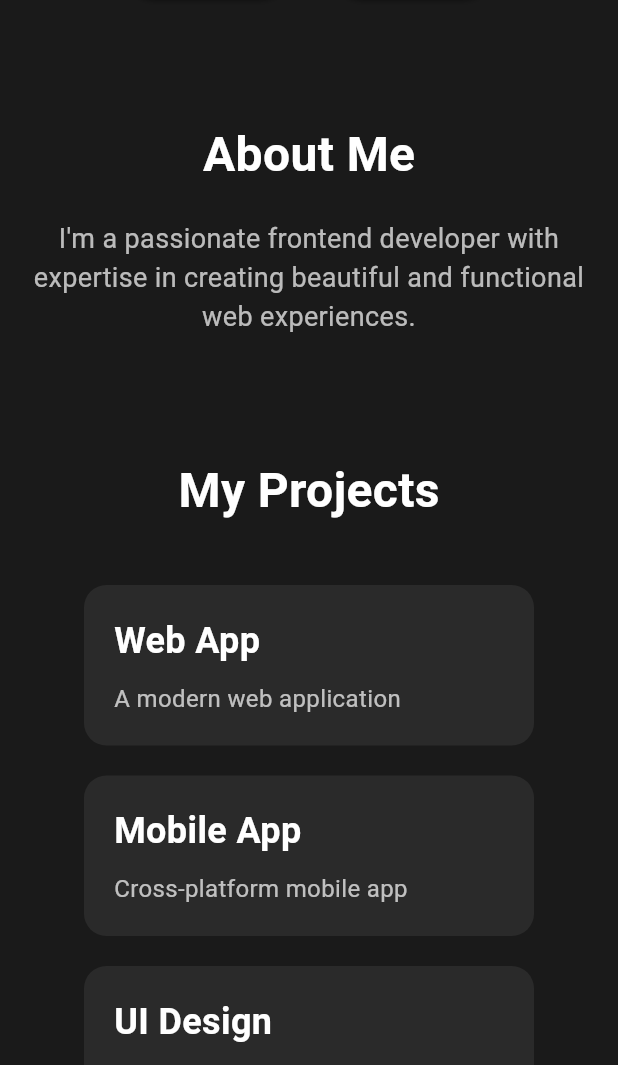
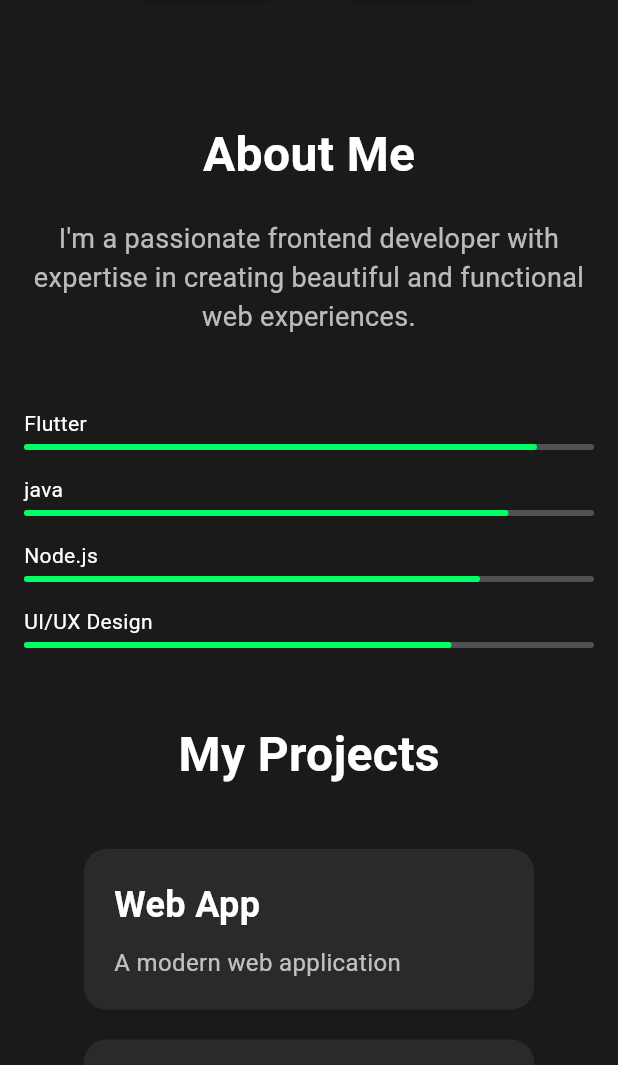
Before and after one commit to rakesh-nv/rakesh_portfolio, a Flutter app: the screen it shows after launch, scrolled down 576 dp, on a phone screen of 412 x 824 dp, the part 171-1236 px from its top. Run offline on Flutter 3.47's test engine with Material 3 defaults, Android fonts, the phone set to English and light mode, and no system bars; our stand-ins replace font_awesome_flutter.

Commit message:
added skills

```diff
--- a/lib/home_screen.dart
+++ b/lib/home_screen.dart
@@ -12,7 +12,8 @@ class _HomeScreenState extends State<HomeScreen> {
   final ScrollController _scrollController = ScrollController();
   final GlobalKey _homeKey = GlobalKey();
   final GlobalKey _aboutKey = GlobalKey();
-  final GlobalKey _servicesKey = GlobalKey();
+  final GlobalKey _skillsKey = GlobalKey();
+  final GlobalKey _projectKey = GlobalKey();
   final GlobalKey _contactKey = GlobalKey();
 
   void _scrollToSection(GlobalKey key) {
@@ -66,23 +67,19 @@ class _HomeScreenState extends State<HomeScreen> {
                       TextButton(
                           onPressed: () => _scrollToSection(_homeKey),
                           child: const Text('Home',
-                            style: TextStyle(color: Colors.white)),
-                      ),
+                              style: TextStyle(color: Colors.white))),
                       TextButton(
                           onPressed: () => _scrollToSection(_aboutKey),
                           child: const Text('About',
-                            style: TextStyle(color: Colors.white)),
-                      ),
+                              style: TextStyle(color: Colors.white))),
                       TextButton(
-                        onPressed: () => _scrollToSection(_servicesKey),
-                        child: const Text('Services',
-                            style: TextStyle(color: Colors.white)),
-                      ),
+                          onPressed: () => _scrollToSection(_projectKey),
+                          child: const Text('Projects',
+                              style: TextStyle(color: Colors.white))),
                       TextButton(
                           onPressed: () => _scrollToSection(_contactKey),
                           child: const Text('Contact',
-                            style: TextStyle(color: Colors.white)),
-                      ),
+                              style: TextStyle(color: Colors.white))),
                       const SizedBox(width: 20),
                       _socialIcon(FontAwesomeIcons.github),
                       _socialIcon(FontAwesomeIcons.linkedin),
@@ -95,11 +92,8 @@ class _HomeScreenState extends State<HomeScreen> {
               delegate: SliverChildListDelegate([
                 Container(key: _homeKey, child: _buildHeroSection(context)),
                 Container(key: _aboutKey, child: _buildAboutSection(context)),
-                Container(key: _servicesKey, child: _buildProjectsSection(context)),
-                _skillItem('Flutter', 0.9),
-                _skillItem('React', 0.85),
-                _skillItem('Node.js', 0.8),
-                _skillItem('UI/UX Design', 0.75),
+                Container(key: _skillsKey, child: _buildSkillsSection(context)),
+                Container(key: _projectKey, child: _buildProjectsSection(context)),
                 Container(key: _contactKey, child: _buildContactSection(context)),
               ]),
             ),
@@ -155,8 +149,7 @@ class _HomeScreenState extends State<HomeScreen> {
                   ),
                 ),
                 const Padding(
-                  padding:
-                      EdgeInsets.symmetric(horizontal: 16, vertical: 8),
+                  padding: EdgeInsets.symmetric(horizontal: 16, vertical: 8),
                   child: Text(
                     'NAVIGATION',
                     style: TextStyle(
@@ -168,16 +161,15 @@ class _HomeScreenState extends State<HomeScreen> {
                 ),
                 _drawerItem(
                     'Home', Icons.home, () => _scrollToSection(_homeKey)),
-                _drawerItem('About', Icons.person,
-                    () => _scrollToSection(_aboutKey)),
-                _drawerItem('Services', Icons.design_services,
-                    () => _scrollToSection(_servicesKey)),
+                _drawerItem(
+                    'About', Icons.person, () => _scrollToSection(_aboutKey)),
+                _drawerItem('Projects', Icons.design_services,
+                    () => _scrollToSection(_projectKey)),
                 _drawerItem('Contact', Icons.contact_mail,
                     () => _scrollToSection(_contactKey)),
                 const Divider(color: Colors.white24),
                 const Padding(
-                  padding:
-                      EdgeInsets.symmetric(horizontal: 16, vertical: 8),
+                  padding: EdgeInsets.symmetric(horizontal: 16, vertical: 8),
                   child: Text(
                     'SKILLS',
                     style: TextStyle(
@@ -193,8 +185,7 @@ class _HomeScreenState extends State<HomeScreen> {
                 _skillItem('UI/UX Design', 0.75),
                 const Divider(color: Colors.white24),
                 const Padding(
-                  padding:
-                      EdgeInsets.symmetric(horizontal: 16, vertical: 8),
+                  padding: EdgeInsets.symmetric(horizontal: 16, vertical: 8),
                   child: Text(
                     'CONNECT',
                     style: TextStyle(
@@ -205,17 +196,15 @@ class _HomeScreenState extends State<HomeScreen> {
                   ),
                 ),
                 Padding(
-                  padding: const EdgeInsets.symmetric(
-                      horizontal: 16, vertical: 8),
+                  padding:
+                      const EdgeInsets.symmetric(horizontal: 16, vertical: 8),
                   child: Row(
                     mainAxisAlignment: MainAxisAlignment.spaceAround,
                     children: [
-                      _drawerSocialButton(
-                          FontAwesomeIcons.github, 'GitHub'),
+                      _drawerSocialButton(FontAwesomeIcons.github, 'GitHub'),
                       _drawerSocialButton(
                           FontAwesomeIcons.linkedin, 'LinkedIn'),
-                      _drawerSocialButton(
-                          FontAwesomeIcons.twitter, 'Twitter'),
+                      _drawerSocialButton(FontAwesomeIcons.twitter, 'Twitter'),
                     ],
                   ),
                 ),
@@ -468,6 +457,17 @@ class _HomeScreenState extends State<HomeScreen> {
     );
   }
 
+  Widget _buildSkillsSection(BuildContext context) {
+    return Column(
+      children: [
+        _skillItem('Flutter', 0.9),
+        _skillItem('java', 0.85),
+        _skillItem('Node.js', 0.8),
+        _skillItem('UI/UX Design', 0.75),
+      ],
+    );
+  }
+
   Widget _projectCard(String title, String description) {
     return Container(
       width: 300,
@@ -536,6 +536,7 @@ class _HomeScreenState extends State<HomeScreen> {
               _contactButton(FontAwesomeIcons.envelope, 'Email Me'),
               _contactButton(FontAwesomeIcons.linkedin, 'LinkedIn'),
               _contactButton(FontAwesomeIcons.github, 'GitHub'),
+              _contactButton(FontAwesomeIcons.instagram, 'instagram'),
             ],
           ),
         ],
```
Lines whose indentation alone changed are shown as unchanged.
